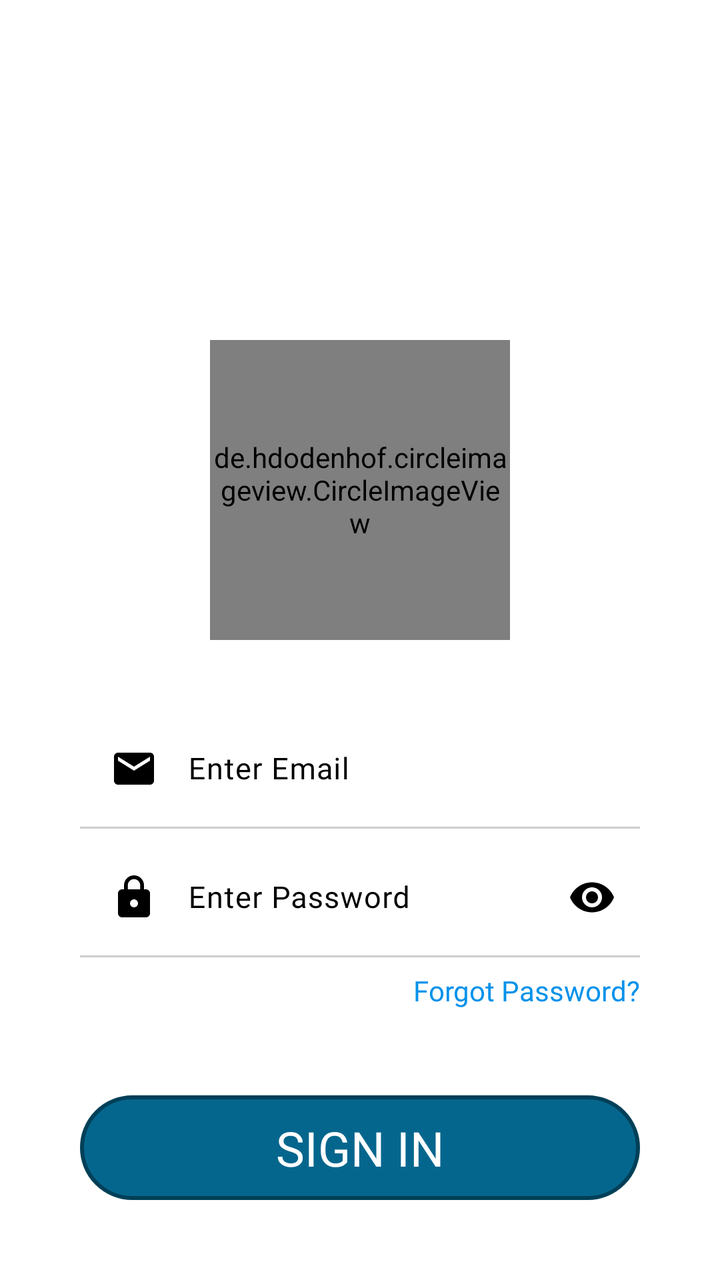
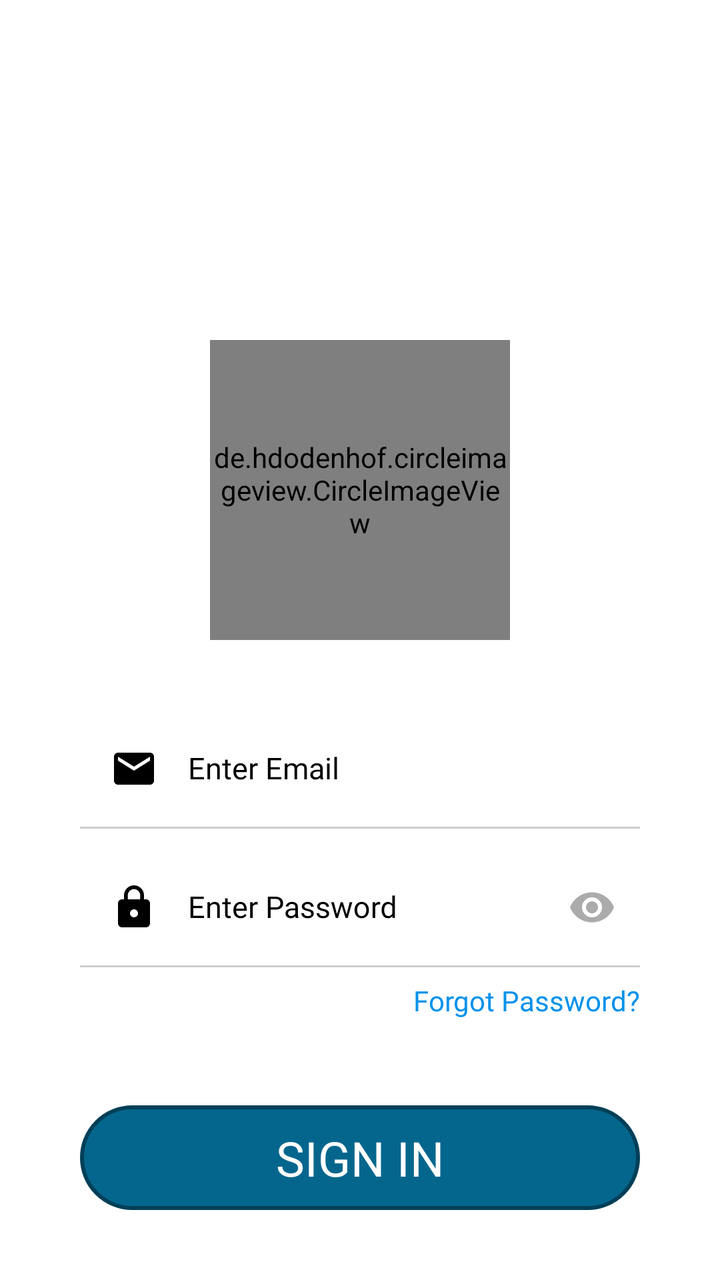

An Android layout rendered at two revisions. The XML below is the earlier revision; the diff shows what the commit changed to produce the second picture.
<!-- AndroidManifest.xml: application theme Theme.Hostelvault -->
<!-- res/layout/activity_login.xml -->
<?xml version="1.0" encoding="utf-8"?>
<androidx.constraintlayout.widget.ConstraintLayout xmlns:android="http://schemas.android.com/apk/res/android"
    xmlns:app="http://schemas.android.com/apk/res-auto"
    xmlns:tools="http://schemas.android.com/tools"
    android:id="@+id/main"
    android:layout_width="match_parent"
    android:layout_height="match_parent"
    android:background="#FFFFFF"
    android:gravity="bottom"
    android:orientation="vertical"
    android:padding="20dp"
    tools:context=".loginActivity">

    
    
    
    
    
    
    

    <de.hdodenhof.circleimageview.CircleImageView
        android:id="@+id/profile_image"
        android:layout_width="150dp"
        android:layout_marginTop="150dp"
        android:layout_height="150dp"
        android:src="@drawable/picsart"
        app:civ_border_color="#FF000000"
        app:civ_border_width="2dp"
        app:layout_constraintEnd_toEndOf="parent"
        app:layout_constraintHorizontal_bias="0.5"
        app:layout_constraintStart_toStartOf="parent"
        app:layout_constraintTop_toTopOf="parent" />

    

    <LinearLayout
        android:id="@+id/linearLayout2"
        android:layout_width="match_parent"
        android:layout_height="wrap_content"
        android:layout_marginTop="10dp"
        android:gravity="start"
        android:orientation="vertical"
        android:padding="20dp"
        app:layout_constraintEnd_toEndOf="parent"
        app:layout_constraintHorizontal_bias="0.0"
        app:layout_constraintStart_toStartOf="parent"
        app:layout_constraintTop_toBottomOf="@+id/profile_image">

        
        
        
        
        
        
        
        
        

        

        
        
        
        
        
        
        
        
        
        
        
        

        


        <com.google.android.material.textfield.TextInputLayout
            style="@style/Widget.Material3.TextInputLayout.OutlinedBox"
            android:layout_width="match_parent"
            android:layout_height="wrap_content"
            android:textColorHint="@color/black"
            app:endIconMode="clear_text">

            <com.google.android.material.textfield.TextInputEditText
                android:id="@+id/loginEt_email"
                android:layout_width="match_parent"
                android:layout_height="match_parent"
                android:autofillHints="emailAddress"
                android:background="@drawable/edittextbg"
                android:drawableStart="@drawable/baseline_email_24"
                android:drawablePadding="15dp"
                android:fontFamily="@font/poppins"
                android:hint="@string/enter_email"
                android:includeFontPadding="true"
                android:inputType="text"
                android:paddingStart="15dp"
                android:textColor="@color/black"
                android:textColorHint="@color/grey"
                android:textSize="15sp"
                tools:ignore="RtlSymmetry">

            </com.google.android.material.textfield.TextInputEditText>

        </com.google.android.material.textfield.TextInputLayout>


        
        
        
        
        
        
        
        
        
        
        
        

        

        <View
            android:id="@+id/divid1"
            android:layout_width="match_parent"
            android:layout_height="1dp"
            android:background="#505F5F5F" />

        <com.google.android.material.textfield.TextInputLayout
            android:layout_width="match_parent"
            android:layout_height="wrap_content"
            android:textColorHint="@color/black"
            app:passwordToggleEnabled="true"
            app:passwordToggleTint="@color/black">

            <com.google.android.material.textfield.TextInputEditText
                android:id="@+id/loginET_pwd"
                android:layout_width="match_parent"
                android:layout_height="match_parent"
                android:autofillHints="password"
                android:background="@drawable/edittextbg"
                android:drawableStart="@drawable/baseline_lock_24"
                android:drawablePadding="15dp"
                android:fontFamily="@font/poppins"
                android:hint="@string/enter_password"
                android:includeFontPadding="true"
                android:inputType="textPassword"
                android:paddingStart="15dp"
                android:textColor="@color/black"
                android:textColorHint="@color/grey"
                android:textSize="15sp"
                tools:ignore="RtlSymmetry">

            </com.google.android.material.textfield.TextInputEditText>

        </com.google.android.material.textfield.TextInputLayout>

        <View
            android:id="@+id/divid2"
            android:layout_width="match_parent"
            android:layout_height="1dp"
            android:background="#505F5F5F" />

        <androidx.constraintlayout.widget.ConstraintLayout
            android:layout_width="match_parent"
            android:layout_height="wrap_content"
            android:layout_gravity="center"
            android:orientation="horizontal">

            
            
            
            
            
            
            
            
            
            
            

            

            
            
            
            
            
            
            
            
            
            
            
            
            
            
            
            
            
            
            
            
            

            

            <TextView
                android:id="@+id/forgotpwd"
                android:layout_width="wrap_content"
                android:layout_height="25dp"
                android:layout_marginTop="7dp"
                android:layout_marginBottom="7dp"
                android:autoSizeMaxTextSize="28sp"
                android:autoSizeMinTextSize="12sp"
                android:autoSizeStepGranularity="1sp"
                android:autoSizeTextType="uniform"
                android:fontFamily="@font/poppins"
                android:text="@string/forgot_password"
                android:textColor="@color/blue"
                android:textFontWeight="500"
                android:textScaleX="1"
                app:layout_constraintBottom_toBottomOf="parent"
                app:layout_constraintEnd_toEndOf="parent"
                app:layout_constraintHorizontal_bias="1.0"
                app:layout_constraintStart_toStartOf="parent"
                app:layout_constraintTop_toTopOf="parent">

            </TextView>


        </androidx.constraintlayout.widget.ConstraintLayout>


        <com.google.android.material.button.MaterialButton
            android:id="@+id/button"
            style="@style/Theme.Hostelvault"
            android:layout_width="match_parent"
            android:layout_height="wrap_content"
            android:layout_gravity="center"
            android:layout_marginBottom="10dp"
            android:autoSizeMaxTextSize="28sp"
            android:layout_marginTop="30dp"
            android:autoSizeMinTextSize="12sp"
            android:autoSizeStepGranularity="1sp"
            android:autoSizeTextType="uniform"
            android:background="@drawable/btn_bg"
            android:fontFamily="@font/poppins_semibold"
            android:gravity="center"
            android:text="@string/sign_in"
            android:textAllCaps="true"
            android:textColor="@color/white"
            android:textSize="24sp">

        </com.google.android.material.button.MaterialButton>


        
        
        
        
        
        

        
        
        
        
        
        
        

        

        
        
        
        
        
        
        
        
        

        


        

    </LinearLayout>

    <ProgressBar
        android:id="@+id/progressbarSignin"
        android:layout_width="50dp"
        android:layout_height="50dp"
        android:visibility="gone"
        app:layout_constraintBottom_toBottomOf="parent"
        app:layout_constraintEnd_toEndOf="parent"
        app:layout_constraintHorizontal_bias="0.5"
        app:layout_constraintStart_toStartOf="parent"
        app:layout_constraintTop_toTopOf="parent"
        app:layout_constraintVertical_bias="0.5">

    </ProgressBar>


</androidx.constraintlayout.widget.ConstraintLayout>
<!-- resources referenced by this layout -->
<resources>
  <color name="black">#FF000000</color>
  <color name="blue">#0091EA</color>
  <color name="grey">#3A393D</color>
  <color name="white">#FFFFFFFF</color>
  <!-- drawable baseline_email_24 (drawable) -->
  <vector xmlns:android="http://schemas.android.com/apk/res/android" android:height="24dp" android:tint="@color/black" android:viewportHeight="24" android:viewportWidth="24" android:width="24dp">
        
      <path android:fillColor="@android:color/white" android:pathData="M20,4L4,4c-1.1,0 -1.99,0.9 -1.99,2L2,18c0,1.1 0.9,2 2,2h16c1.1,0 2,-0.9 2,-2L22,6c0,-1.1 -0.9,-2 -2,-2zM20,8l-8,5 -8,-5L4,6l8,5 8,-5v2z"/>
      
  </vector>
  <!-- drawable baseline_lock_24 (drawable) -->
  <vector xmlns:android="http://schemas.android.com/apk/res/android" android:height="24dp" android:tint="#000000" android:viewportHeight="24" android:viewportWidth="24" android:width="24dp">
        
      <path android:fillColor="@android:color/white" android:pathData="M18,8h-1L17,6c0,-2.76 -2.24,-5 -5,-5S7,3.24 7,6v2L6,8c-1.1,0 -2,0.9 -2,2v10c0,1.1 0.9,2 2,2h12c1.1,0 2,-0.9 2,-2L20,10c0,-1.1 -0.9,-2 -2,-2zM12,17c-1.1,0 -2,-0.9 -2,-2s0.9,-2 2,-2 2,0.9 2,2 -0.9,2 -2,2zM15.1,8L8.9,8L8.9,6c0,-1.71 1.39,-3.1 3.1,-3.1 1.71,0 3.1,1.39 3.1,3.1v2z"/>
      
  </vector>
  <!-- drawable btn_bg (drawable) -->
  <?xml version="1.0" encoding="utf-8"?>
  <shape xmlns:android="http://schemas.android.com/apk/res/android" android:shape="rectangle">
      <stroke
          android:color="#004058"
          android:width="2dp">
      </stroke>
      <corners
          android:radius="500dp">
      </corners>
      <solid
          android:color="@color/dark_teal">
      </solid>
  </shape>
  <!-- drawable edittextbg (drawable) -->
  <?xml version="1.0" encoding="utf-8"?>
  <layer-list xmlns:android="http://schemas.android.com/apk/res/android"
      android:shape="rectangle">
      <item>
          <shape android:thicknessRatio="1">
              <solid
                  android:color="@color/white">
              </solid>
          </shape>
          <shape android:thicknessRatio="1">
              <solid
                  android:color="@color/black">
              </solid>
          </shape>
      </item>
  </layer-list>
  <!-- drawable picsart: jpeg bitmap (drawable, 166505 bytes) -->
  <string name="enter_email">Enter Email</string>
  <string name="enter_password">Enter Password</string>
  <string name="forgot_password">Forgot Password?</string>
  <string name="sign_in">Sign In</string>
  <style name="Theme.Hostelvault" parent="Theme.Material3.DayNight.NoActionBar">
  
          <item name="android:statusBarColor">@color/bg_color</item>
          <item name="colorPrimary">@color/dark_teal</item>
          <item name="colorPrimaryVariant">@color/transparent</item>
          <item name="backgroundTint">@null</item>
          <item name="strokeColor">@null</item>
  
      </style>
  <color name="dark_teal">#05668D</color>
  <color name="bg_color">#1A1A24</color>
  <color name="transparent">#004F4FA5</color>
</resources>

<!-- the commit's change to res/layout/activity_login.xml (unified diff, before → after) -->
@@ -76,7 +76,7 @@
 
 
         <com.google.android.material.textfield.TextInputLayout
-            style="@style/Widget.Material3.TextInputLayout.OutlinedBox"
+            style="@style/black"
             android:layout_width="match_parent"
             android:layout_height="wrap_content"
             android:textColorHint="@color/black"
@@ -85,6 +85,7 @@
             <com.google.android.material.textfield.TextInputEditText
                 android:id="@+id/loginEt_email"
                 android:layout_width="match_parent"
+                style="@style/black"
                 android:layout_height="match_parent"
                 android:autofillHints="emailAddress"
                 android:background="@drawable/edittextbg"
@@ -127,16 +128,19 @@
             android:background="#505F5F5F" />
 
         <com.google.android.material.textfield.TextInputLayout
+            style="@style/black"
             android:layout_width="match_parent"
             android:layout_height="wrap_content"
+            android:layout_marginTop="5dp"
             android:textColorHint="@color/black"
             app:passwordToggleEnabled="true"
-            app:passwordToggleTint="@color/black">
+            app:passwordToggleTint="#ABABAB">
 
             <com.google.android.material.textfield.TextInputEditText
                 android:id="@+id/loginET_pwd"
                 android:layout_width="match_parent"
                 android:layout_height="match_parent"
+                style="@style/black"
                 android:autofillHints="password"
                 android:background="@drawable/edittextbg"
                 android:drawableStart="@drawable/baseline_lock_24"
<!-- resource entries referenced after the edit -->
@@ -55,8 +55,17 @@
   <style name="Theme.Hostelvault" parent="Theme.Material3.DayNight.NoActionBar">
   
           <item name="android:statusBarColor">@color/bg_color</item>
-          <item name="colorPrimary">@color/dark_teal</item>
+          <item name="colorPrimary">@color/black</item>
           <item name="colorPrimaryVariant">@color/transparent</item>
+          <item name="backgroundTint">@null</item>
+          <item name="strokeColor">@null</item>
+  
+      </style>
+  <style name="black" parent="Theme.Material3.DayNight.NoActionBar">
+  
+          <item name="android:statusBarColor">@color/bg_color</item>
+          <item name="colorPrimary">@color/black</item>
+          <item name="colorPrimaryVariant">@color/black</item>
           <item name="backgroundTint">@null</item>
           <item name="strokeColor">@null</item>
   
